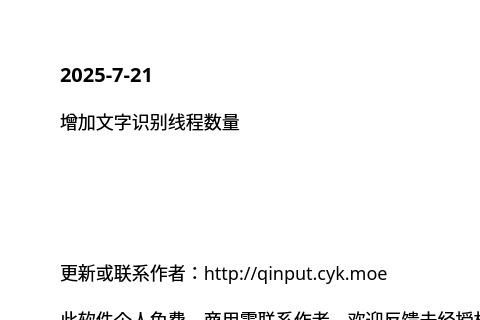
Before: the Qt Designer form source/ui/AboutUi.ui in ChiyukiGana/Quickinput, drawn with Qt 5; both pictures show x 0 to 480 and y 0 to 320 of the 640 by 440 pixel window.
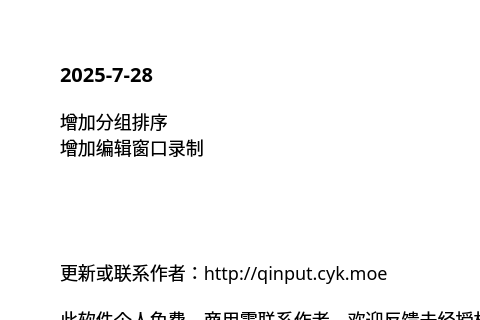
After: the same form once the commit is applied.

The edit to the form file:
```diff
--- a/source/ui/AboutUi.ui
+++ b/source/ui/AboutUi.ui
@@ -90,7 +90,7 @@
          <string notr="true">font-size:20px</string>
         </property>
         <property name="text">
-         <string>2025-7-21</string>
+         <string>2025-7-28</string>
         </property>
         <property name="textFormat">
          <enum>Qt::TextFormat::PlainText</enum>
@@ -106,7 +106,8 @@
          </sizepolicy>
         </property>
         <property name="text">
-         <string>增加文字识别线程数量</string>
+         <string>增加分组排序
+增加编辑窗口录制</string>
         </property>
         <property name="textFormat">
          <enum>Qt::TextFormat::PlainText</enum>
```
